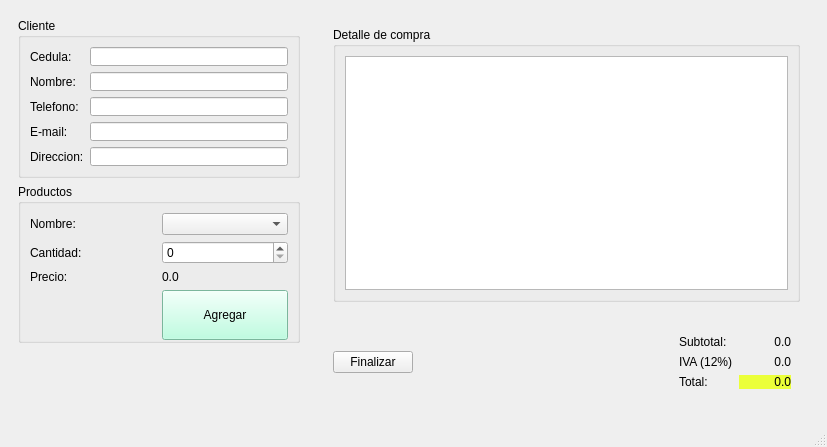
The window that tienda.ui (Adr802/P59-Tienda) describes before a commit, drawn with Qt 5.
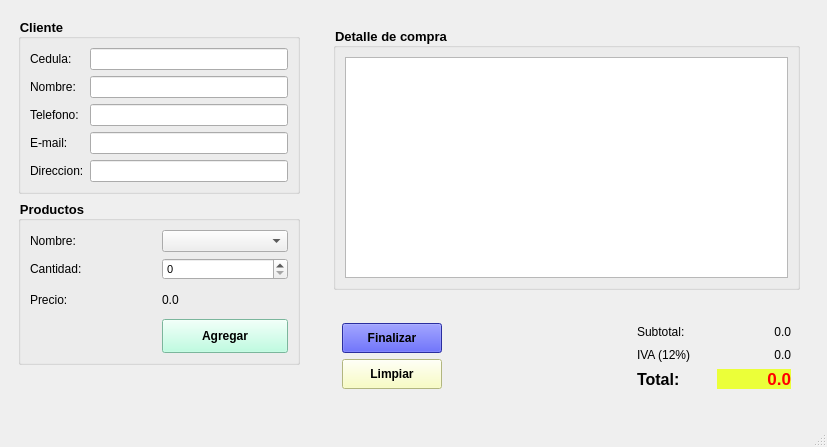
The same window after the commit.

```diff
--- a/tienda.ui
+++ b/tienda.ui
@@ -52,21 +52,42 @@
              <verstretch>0</verstretch>
             </sizepolicy>
            </property>
+           <property name="minimumSize">
+            <size>
+             <width>0</width>
+             <height>0</height>
+            </size>
+           </property>
            <property name="maximumSize">
             <size>
              <width>315</width>
              <height>16777215</height>
             </size>
            </property>
+           <property name="font">
+            <font>
+             <pointsize>10</pointsize>
+             <weight>75</weight>
+             <bold>true</bold>
+            </font>
+           </property>
            <property name="autoFillBackground">
             <bool>false</bool>
            </property>
+           <property name="styleSheet">
+            <string notr="true">color: rgb(0, 0, 0);</string>
+           </property>
            <property name="title">
             <string>Cliente</string>
            </property>
            <layout class="QGridLayout" name="gridLayout">
             <item row="3" column="0">
              <widget class="QLabel" name="label_4">
+              <property name="font">
+               <font>
+                <pointsize>9</pointsize>
+               </font>
+              </property>
               <property name="text">
                <string>E-mail:</string>
               </property>
@@ -77,6 +98,11 @@
             </item>
             <item row="0" column="0">
              <widget class="QLabel" name="label">
+              <property name="font">
+               <font>
+                <pointsize>9</pointsize>
+               </font>
+              </property>
               <property name="text">
                <string>Cedula:</string>
               </property>
@@ -94,6 +120,11 @@
             </item>
             <item row="1" column="0">
              <widget class="QLabel" name="label_2">
+              <property name="font">
+               <font>
+                <pointsize>9</pointsize>
+               </font>
+              </property>
               <property name="text">
                <string>Nombre:</string>
               </property>
@@ -101,6 +132,11 @@
             </item>
             <item row="2" column="0">
              <widget class="QLabel" name="label_3">
+              <property name="font">
+               <font>
+                <pointsize>9</pointsize>
+               </font>
+              </property>
               <property name="text">
                <string>Telefono:</string>
               </property>
@@ -108,6 +144,11 @@
             </item>
             <item row="4" column="0">
              <widget class="QLabel" name="label_5">
+              <property name="font">
+               <font>
+                <pointsize>9</pointsize>
+               </font>
+              </property>
               <property name="text">
                <string>Direccion:</string>
               </property>
@@ -130,18 +171,39 @@
              <verstretch>0</verstretch>
             </sizepolicy>
            </property>
+           <property name="minimumSize">
+            <size>
+             <width>0</width>
+             <height>165</height>
+            </size>
+           </property>
            <property name="maximumSize">
             <size>
              <width>315</width>
              <height>16777215</height>
             </size>
            </property>
+           <property name="font">
+            <font>
+             <pointsize>10</pointsize>
+             <weight>75</weight>
+             <bold>true</bold>
+            </font>
+           </property>
+           <property name="styleSheet">
+            <string notr="true">color: rgb(0, 0, 0);</string>
+           </property>
            <property name="title">
             <string>Productos</string>
            </property>
            <layout class="QGridLayout" name="gridLayout_2">
             <item row="0" column="0">
              <widget class="QLabel" name="label_6">
+              <property name="font">
+               <font>
+                <pointsize>9</pointsize>
+               </font>
+              </property>
               <property name="text">
                <string>Nombre:</string>
               </property>
@@ -149,16 +211,32 @@
             </item>
             <item row="1" column="0">
              <widget class="QLabel" name="label_7">
+              <property name="font">
+               <font>
+                <pointsize>9</pointsize>
+               </font>
+              </property>
               <property name="text">
                <string>Cantidad:</string>
               </property>
              </widget>
             </item>
             <item row="1" column="1">
-             <widget class="QSpinBox" name="inCantidad"/>
+             <widget class="QSpinBox" name="inCantidad">
+              <property name="font">
+               <font>
+                <pointsize>8</pointsize>
+               </font>
+              </property>
+             </widget>
             </item>
             <item row="2" column="0">
              <widget class="QLabel" name="label_8">
+              <property name="font">
+               <font>
+                <pointsize>9</pointsize>
+               </font>
+              </property>
               <property name="text">
                <string>Precio:</string>
               </property>
@@ -166,6 +244,11 @@
             </item>
             <item row="2" column="1">
              <widget class="QLabel" name="outPrecio">
+              <property name="font">
+               <font>
+                <pointsize>9</pointsize>
+               </font>
+              </property>
               <property name="text">
                <string>0.0</string>
               </property>
@@ -173,12 +256,25 @@
             </item>
             <item row="3" column="1">
              <widget class="QPushButton" name="btnAgregar">
+              <property name="sizePolicy">
+               <sizepolicy hsizetype="Preferred" vsizetype="Fixed">
+                <horstretch>0</horstretch>
+                <verstretch>0</verstretch>
+               </sizepolicy>
+              </property>
               <property name="minimumSize">
                <size>
                 <width>0</width>
-                <height>50</height>
+                <height>34</height>
                </size>
               </property>
+              <property name="font">
+               <font>
+                <pointsize>9</pointsize>
+                <weight>75</weight>
+                <bold>true</bold>
+               </font>
+              </property>
               <property name="layoutDirection">
                <enum>Qt::LeftToRight</enum>
               </property>
@@ -211,8 +307,8 @@
            </property>
            <property name="sizeHint" stdset="0">
             <size>
-             <width>20</width>
-             <height>40</height>
+             <width>19</width>
+             <height>18</height>
             </size>
            </property>
           </spacer>
@@ -230,6 +326,16 @@
          <layout class="QVBoxLayout" name="verticalLayout_4">
           <item>
            <widget class="QGroupBox" name="groupBox_3">
+            <property name="font">
+             <font>
+              <pointsize>10</pointsize>
+              <weight>75</weight>
+              <bold>true</bold>
+             </font>
+            </property>
+            <property name="styleSheet">
+             <string notr="true">color: rgb(0, 0, 0);</string>
+            </property>
             <property name="title">
              <string>Detalle de compra</string>
             </property>
@@ -260,10 +366,57 @@
         <widget class="QWidget" name="widget_4" native="true">
          <layout class="QHBoxLayout" name="horizontalLayout">
           <item>
-           <widget class="QPushButton" name="pushButton">
-            <property name="text">
-             <string>Finalizar</string>
-            </property>
+           <widget class="QWidget" name="widget_7" native="true">
+            <layout class="QVBoxLayout" name="verticalLayout_7">
+             <item>
+              <widget class="QPushButton" name="pushButton">
+               <property name="minimumSize">
+                <size>
+                 <width>100</width>
+                 <height>30</height>
+                </size>
+               </property>
+               <property name="font">
+                <font>
+                 <pointsize>9</pointsize>
+                 <weight>75</weight>
+                 <bold>true</bold>
+                </font>
+               </property>
+               <property name="styleSheet">
+                <string notr="true">color: rgb(0, 0, 0);
+background-color: rgb(59, 64, 223);</string>
+               </property>
+               <property name="text">
+                <string>Finalizar</string>
+               </property>
+              </widget>
+             </item>
+             <item>
+              <widget class="QPushButton" name="btnLimpiar">
+               <property name="minimumSize">
+                <size>
+                 <width>100</width>
+                 <height>30</height>
+                </size>
+               </property>
+               <property name="font">
+                <font>
+                 <pointsize>9</pointsize>
+                 <weight>75</weight>
+                 <bold>true</bold>
+                </font>
+               </property>
+               <property name="styleSheet">
+                <string notr="true">color: rgb(0, 0, 0);
+background-color: rgb(249, 255, 178);</string>
+               </property>
+               <property name="text">
+                <string>Limpiar</string>
+               </property>
+              </widget>
+             </item>
+            </layout>
            </widget>
           </item>
           <item>
@@ -283,13 +436,21 @@
            <widget class="QWidget" name="widget_3" native="true">
             <property name="minimumSize">
              <size>
-              <width>130</width>
-              <height>0</height>
+              <width>172</width>
+              <height>2</height>
              </size>
             </property>
             <layout class="QGridLayout" name="gridLayout_3">
              <item row="0" column="0">
               <widget class="QLabel" name="label_10">
+               <property name="font">
+                <font>
+                 <pointsize>9</pointsize>
+                </font>
+               </property>
+               <property name="styleSheet">
+                <string notr="true">color: rgb(0, 0, 0);</string>
+               </property>
                <property name="text">
                 <string>Subtotal:</string>
                </property>
@@ -297,6 +458,14 @@
              </item>
              <item row="0" column="1">
               <widget class="QLabel" name="outSubTotal">
+               <property name="font">
+                <font>
+                 <pointsize>9</pointsize>
+                </font>
+               </property>
+               <property name="styleSheet">
+                <string notr="true">color: rgb(0, 0, 0);</string>
+               </property>
                <property name="text">
                 <string>0.0</string>
                </property>
@@ -307,6 +476,14 @@
              </item>
              <item row="1" column="0">
               <widget class="QLabel" name="label_11">
+               <property name="font">
+                <font>
+                 <pointsize>9</pointsize>
+                </font>
+               </property>
+               <property name="styleSheet">
+                <string notr="true">color: rgb(0, 0, 0);</string>
+               </property>
                <property name="text">
                 <string>IVA (12%)</string>
                </property>
@@ -314,6 +491,14 @@
              </item>
              <item row="1" column="1">
               <widget class="QLabel" name="outIVA">
+               <property name="font">
+                <font>
+                 <pointsize>9</pointsize>
+                </font>
+               </property>
+               <property name="styleSheet">
+                <string notr="true">color: rgb(0, 0, 0);</string>
+               </property>
                <property name="text">
                 <string>0.0</string>
                </property>
@@ -324,6 +509,16 @@
              </item>
              <item row="2" column="0">
               <widget class="QLabel" name="label_12">
+               <property name="font">
+                <font>
+                 <pointsize>12</pointsize>
+                 <weight>75</weight>
+                 <bold>true</bold>
+                </font>
+               </property>
+               <property name="styleSheet">
+                <string notr="true">color: rgb(0, 0, 0);</string>
+               </property>
                <property name="text">
                 <string>Total:</string>
                </property>
@@ -331,8 +526,16 @@
              </item>
              <item row="2" column="1">
               <widget class="QLabel" name="outTotal">
+               <property name="font">
+                <font>
+                 <pointsize>13</pointsize>
+                 <weight>75</weight>
+                 <bold>true</bold>
+                </font>
+               </property>
                <property name="styleSheet">
                 <string notr="true">background-color: rgb(235, 255, 57);
+color: rgb(255, 0, 0);
 </string>
                </property>
                <property name="text">
```
Left out of the diff: 6 changed lines with no effect on the pictures.
